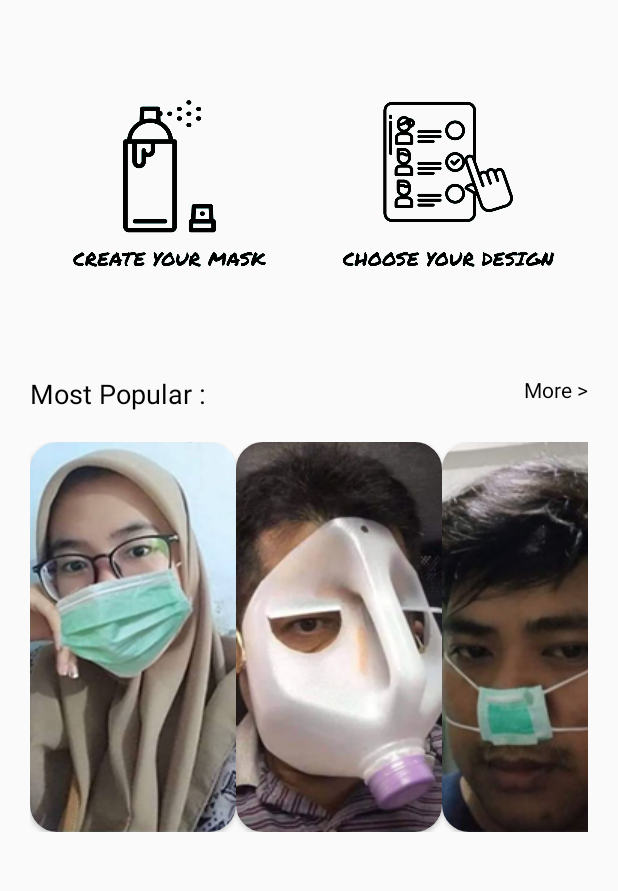
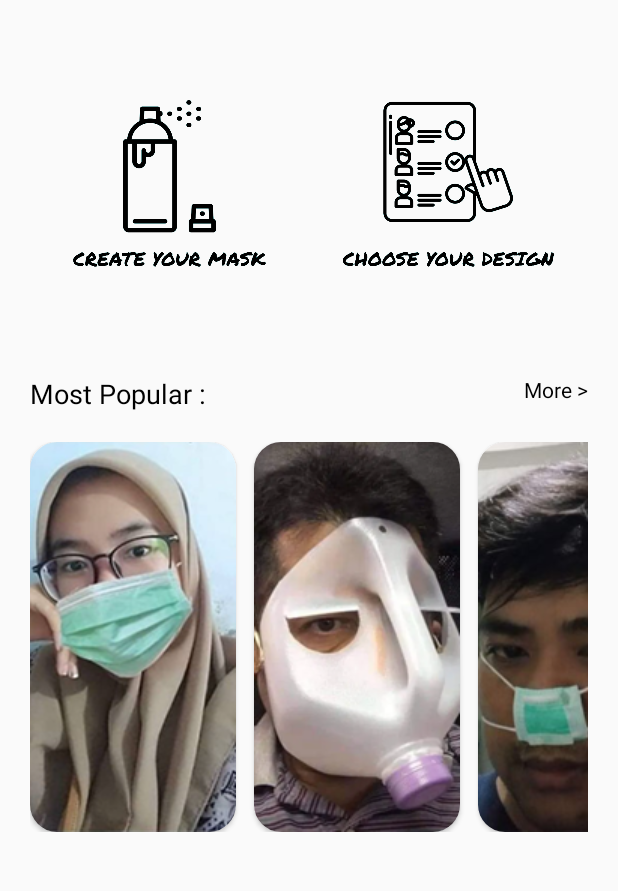
Before and after one commit to faynald/Maskerku-java, an Android app: the screen it shows after launch (MainActivity), on a phone screen of 412 x 824 dp, the part 84-975 px from its top. Run offline under Robolectric (Android 15) with nearby library versions, the phone set to English and light mode, and no system bars.

Commit message:
added margin to all masker images in main activity

```diff
--- a/app/src/main/res/layout/activity_main.xml
+++ b/app/src/main/res/layout/activity_main.xml
@@ -96,6 +96,7 @@
                 <androidx.cardview.widget.CardView
                     android:layout_width="match_parent"
                     android:layout_height="match_parent"
+                    android:layout_marginEnd="12dp"
                     android:elevation="10dp"
                     app:cardCornerRadius="18dp">
 
@@ -111,6 +112,7 @@
                 <androidx.cardview.widget.CardView
                     android:layout_width="match_parent"
                     android:layout_height="match_parent"
+                    android:layout_marginEnd="12dp"
                     app:cardCornerRadius="18dp">
 
                     <ImageView
@@ -125,6 +127,7 @@
                 <androidx.cardview.widget.CardView
                     android:layout_width="match_parent"
                     android:layout_height="match_parent"
+                    android:layout_marginEnd="12dp"
                     app:cardCornerRadius="18dp">
 
                     <ImageView
@@ -139,6 +142,7 @@
                 <androidx.cardview.widget.CardView
                     android:layout_width="match_parent"
                     android:layout_height="match_parent"
+                    android:layout_marginEnd="12dp"
                     app:cardCornerRadius="18dp">
 
                     <ImageView
@@ -153,6 +157,7 @@
                 <androidx.cardview.widget.CardView
                     android:layout_width="match_parent"
                     android:layout_height="match_parent"
+                    android:layout_marginEnd="12dp"
                     app:cardCornerRadius="18dp">
 
                     <ImageView
```
